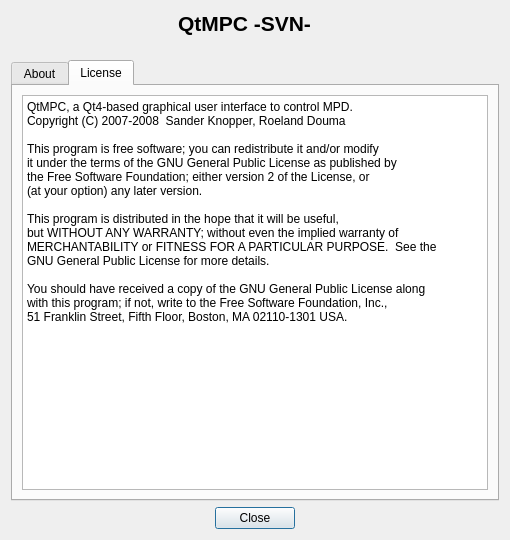
First picture: the form in gui/about_dialog.ui, repository hades/qtmpc, before the edit.
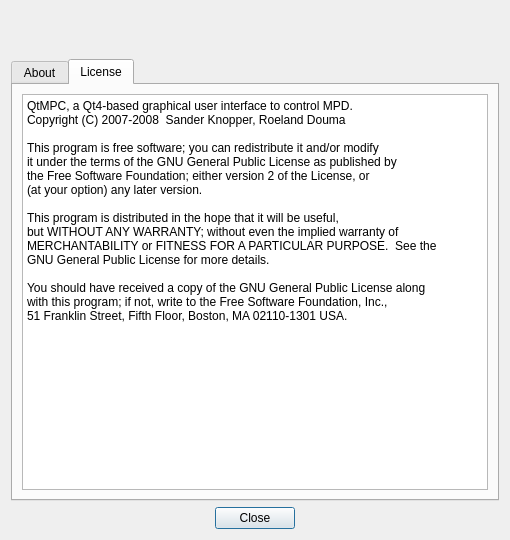
Second picture: the form after the edit. The open tabs and pages were chosen to show the change. Icons and pictures are not drawn.

Commit message: Add header for version information and use it

What changed in the file:
```diff
--- a/gui/about_dialog.ui
+++ b/gui/about_dialog.ui
@@ -50,9 +50,6 @@
          <bold>true</bold>
         </font>
        </property>
-       <property name="text" >
-        <string>QtMPC -SVN-</string>
-       </property>
       </widget>
      </item>
     </layout>
@@ -132,25 +129,26 @@
        <item>
         <widget class="QTextBrowser" name="textBrowser" >
          <property name="html" >
-          <string>&lt;html>&lt;head>&lt;meta name="qrichtext" content="1" />&lt;style type="text/css">
+          <string>&lt;!DOCTYPE HTML PUBLIC "-//W3C//DTD HTML 4.0//EN" "http://www.w3.org/TR/REC-html40/strict.dtd">
+&lt;html>&lt;head>&lt;meta name="qrichtext" content="1" />&lt;style type="text/css">
 p, li { white-space: pre-wrap; }
-&lt;/style>&lt;/head>&lt;body style=" font-family:'Bitstream Vera Sans'; font-size:9pt; font-weight:400; font-style:normal;">
-&lt;p style=" margin-top:0px; margin-bottom:0px; margin-left:0px; margin-right:0px; -qt-block-indent:0; text-indent:0px; font-family:'Sans Serif';">QtMPC, a Qt4-based graphical user interface to control MPD.&lt;/p>
-&lt;p style=" margin-top:0px; margin-bottom:0px; margin-left:0px; margin-right:0px; -qt-block-indent:0; text-indent:0px; font-family:'Sans Serif';">Copyright (C) 2007-2008  Sander Knopper, Roeland Douma&lt;/p>
-&lt;p style="-qt-paragraph-type:empty; margin-top:0px; margin-bottom:0px; margin-left:0px; margin-right:0px; -qt-block-indent:0; text-indent:0px; font-family:'Sans Serif';">&lt;/p>
-&lt;p style=" margin-top:0px; margin-bottom:0px; margin-left:0px; margin-right:0px; -qt-block-indent:0; text-indent:0px; font-family:'Sans Serif';">This program is free software; you can redistribute it and/or modify&lt;/p>
-&lt;p style=" margin-top:0px; margin-bottom:0px; margin-left:0px; margin-right:0px; -qt-block-indent:0; text-indent:0px; font-family:'Sans Serif';">it under the terms of the GNU General Public License as published by&lt;/p>
-&lt;p style=" margin-top:0px; margin-bottom:0px; margin-left:0px; margin-right:0px; -qt-block-indent:0; text-indent:0px; font-family:'Sans Serif';">the Free Software Foundation; either version 2 of the License, or&lt;/p>
-&lt;p style=" margin-top:0px; margin-bottom:0px; margin-left:0px; margin-right:0px; -qt-block-indent:0; text-indent:0px; font-family:'Sans Serif';">(at your option) any later version.&lt;/p>
-&lt;p style="-qt-paragraph-type:empty; margin-top:0px; margin-bottom:0px; margin-left:0px; margin-right:0px; -qt-block-indent:0; text-indent:0px; font-family:'Sans Serif';">&lt;/p>
-&lt;p style=" margin-top:0px; margin-bottom:0px; margin-left:0px; margin-right:0px; -qt-block-indent:0; text-indent:0px; font-family:'Sans Serif';">This program is distributed in the hope that it will be useful,&lt;/p>
-&lt;p style=" margin-top:0px; margin-bottom:0px; margin-left:0px; margin-right:0px; -qt-block-indent:0; text-indent:0px; font-family:'Sans Serif';">but WITHOUT ANY WARRANTY; without even the implied warranty of&lt;/p>
-&lt;p style=" margin-top:0px; margin-bottom:0px; margin-left:0px; margin-right:0px; -qt-block-indent:0; text-indent:0px; font-family:'Sans Serif';">MERCHANTABILITY or FITNESS FOR A PARTICULAR PURPOSE.  See the&lt;/p>
-&lt;p style=" margin-top:0px; margin-bottom:0px; margin-left:0px; margin-right:0px; -qt-block-indent:0; text-indent:0px; font-family:'Sans Serif';">GNU General Public License for more details.&lt;/p>
-&lt;p style="-qt-paragraph-type:empty; margin-top:0px; margin-bottom:0px; margin-left:0px; margin-right:0px; -qt-block-indent:0; text-indent:0px; font-family:'Sans Serif';">&lt;/p>
-&lt;p style=" margin-top:0px; margin-bottom:0px; margin-left:0px; margin-right:0px; -qt-block-indent:0; text-indent:0px; font-family:'Sans Serif';">You should have received a copy of the GNU General Public License along&lt;/p>
-&lt;p style=" margin-top:0px; margin-bottom:0px; margin-left:0px; margin-right:0px; -qt-block-indent:0; text-indent:0px; font-family:'Sans Serif';">with this program; if not, write to the Free Software Foundation, Inc.,&lt;/p>
-&lt;p style=" margin-top:0px; margin-bottom:0px; margin-left:0px; margin-right:0px; -qt-block-indent:0; text-indent:0px; font-family:'Sans Serif';">51 Franklin Street, Fifth Floor, Boston, MA 02110-1301 USA.&lt;/p>&lt;/body>&lt;/html></string>
+&lt;/style>&lt;/head>&lt;body style=" font-family:'DejaVu Serif'; font-size:10pt; font-weight:400; font-style:normal;">
+&lt;p style=" margin-top:0px; margin-bottom:0px; margin-left:0px; margin-right:0px; -qt-block-indent:0; text-indent:0px; font-family:'Sans Serif'; font-size:9pt;">QtMPC, a Qt4-based graphical user interface to control MPD.&lt;/p>
+&lt;p style=" margin-top:0px; margin-bottom:0px; margin-left:0px; margin-right:0px; -qt-block-indent:0; text-indent:0px; font-family:'Sans Serif'; font-size:9pt;">Copyright (C) 2007-2008  Sander Knopper, Roeland Douma&lt;/p>
+&lt;p style="-qt-paragraph-type:empty; margin-top:0px; margin-bottom:0px; margin-left:0px; margin-right:0px; -qt-block-indent:0; text-indent:0px; font-family:'Sans Serif'; font-size:9pt;">&lt;/p>
+&lt;p style=" margin-top:0px; margin-bottom:0px; margin-left:0px; margin-right:0px; -qt-block-indent:0; text-indent:0px; font-family:'Sans Serif'; font-size:9pt;">This program is free software; you can redistribute it and/or modify&lt;/p>
+&lt;p style=" margin-top:0px; margin-bottom:0px; margin-left:0px; margin-right:0px; -qt-block-indent:0; text-indent:0px; font-family:'Sans Serif'; font-size:9pt;">it under the terms of the GNU General Public License as published by&lt;/p>
+&lt;p style=" margin-top:0px; margin-bottom:0px; margin-left:0px; margin-right:0px; -qt-block-indent:0; text-indent:0px; font-family:'Sans Serif'; font-size:9pt;">the Free Software Foundation; either version 2 of the License, or&lt;/p>
+&lt;p style=" margin-top:0px; margin-bottom:0px; margin-left:0px; margin-right:0px; -qt-block-indent:0; text-indent:0px; font-family:'Sans Serif'; font-size:9pt;">(at your option) any later version.&lt;/p>
+&lt;p style="-qt-paragraph-type:empty; margin-top:0px; margin-bottom:0px; margin-left:0px; margin-right:0px; -qt-block-indent:0; text-indent:0px; font-family:'Sans Serif'; font-size:9pt;">&lt;/p>
+&lt;p style=" margin-top:0px; margin-bottom:0px; margin-left:0px; margin-right:0px; -qt-block-indent:0; text-indent:0px; font-family:'Sans Serif'; font-size:9pt;">This program is distributed in the hope that it will be useful,&lt;/p>
+&lt;p style=" margin-top:0px; margin-bottom:0px; margin-left:0px; margin-right:0px; -qt-block-indent:0; text-indent:0px; font-family:'Sans Serif'; font-size:9pt;">but WITHOUT ANY WARRANTY; without even the implied warranty of&lt;/p>
+&lt;p style=" margin-top:0px; margin-bottom:0px; margin-left:0px; margin-right:0px; -qt-block-indent:0; text-indent:0px; font-family:'Sans Serif'; font-size:9pt;">MERCHANTABILITY or FITNESS FOR A PARTICULAR PURPOSE.  See the&lt;/p>
+&lt;p style=" margin-top:0px; margin-bottom:0px; margin-left:0px; margin-right:0px; -qt-block-indent:0; text-indent:0px; font-family:'Sans Serif'; font-size:9pt;">GNU General Public License for more details.&lt;/p>
+&lt;p style="-qt-paragraph-type:empty; margin-top:0px; margin-bottom:0px; margin-left:0px; margin-right:0px; -qt-block-indent:0; text-indent:0px; font-family:'Sans Serif'; font-size:9pt;">&lt;/p>
+&lt;p style=" margin-top:0px; margin-bottom:0px; margin-left:0px; margin-right:0px; -qt-block-indent:0; text-indent:0px; font-family:'Sans Serif'; font-size:9pt;">You should have received a copy of the GNU General Public License along&lt;/p>
+&lt;p style=" margin-top:0px; margin-bottom:0px; margin-left:0px; margin-right:0px; -qt-block-indent:0; text-indent:0px; font-family:'Sans Serif'; font-size:9pt;">with this program; if not, write to the Free Software Foundation, Inc.,&lt;/p>
+&lt;p style=" margin-top:0px; margin-bottom:0px; margin-left:0px; margin-right:0px; -qt-block-indent:0; text-indent:0px; font-family:'Sans Serif'; font-size:9pt;">51 Franklin Street, Fifth Floor, Boston, MA 02110-1301 USA.&lt;/p>&lt;/body>&lt;/html></string>
          </property>
         </widget>
        </item>
```
Left out of the diff: 4 changed lines with no effect on the pictures. The commit also changes 5 other files.
